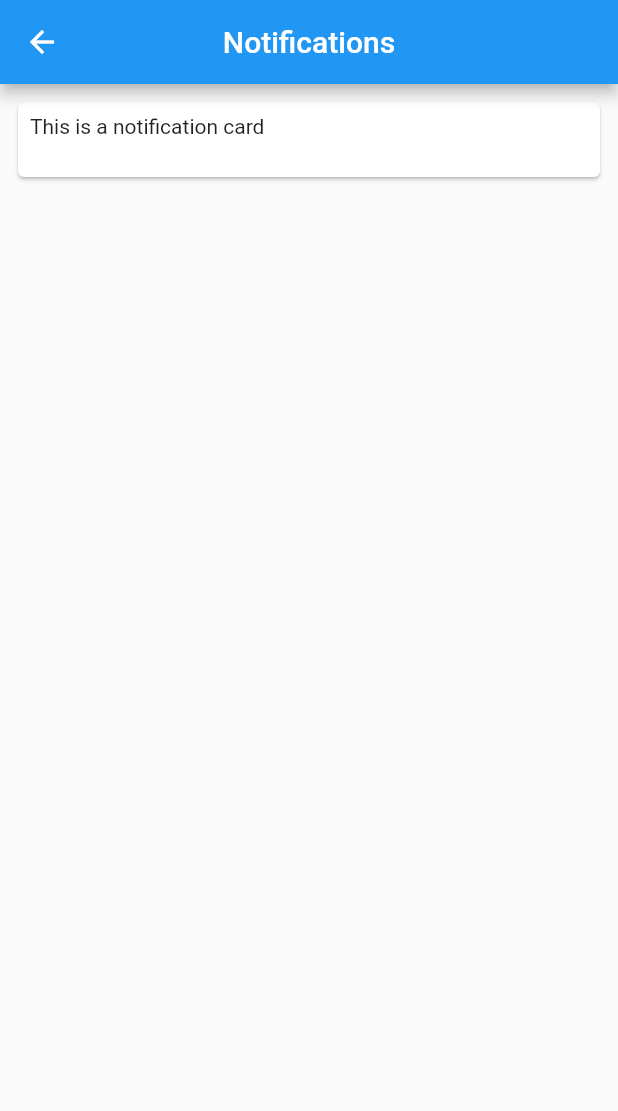
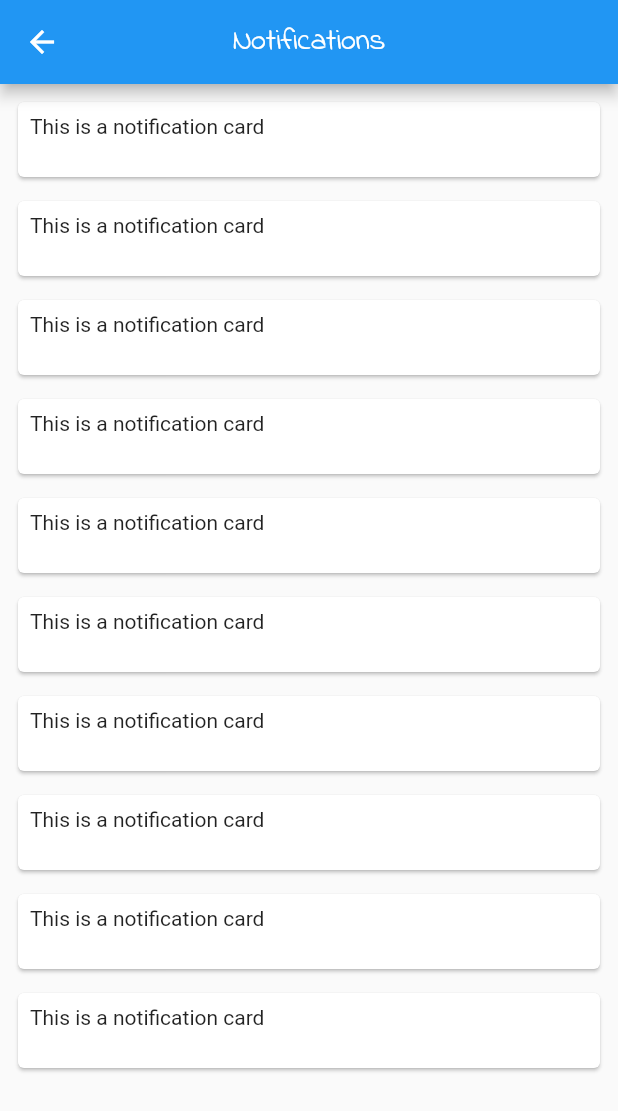
Before and after one commit to wambuguedison/aa-entertainment-app, a Flutter app: the NotificationsPage screen opened by its route, on a phone screen of 412 x 824 dp. Shown: the top 1111 px of the screen. Run offline on Flutter 3.47's test engine with Material 2 defaults, Android fonts, the phone set to English and light mode, and no system bars.

Commit message:
loop for children

```diff
--- a/lib/notifications.dart
+++ b/lib/notifications.dart
@@ -14,11 +14,19 @@ class _NotificationsPageState extends State<NotificationsPage> {
   Widget build(BuildContext context) {
     return Scaffold(
         appBar: AppBar(
-        title: Text("Notifications"),
+          title: Text("Notifications",
+              style: TextStyle(
+                fontFamily: "IndieFlower",
+              )),
           centerTitle: true,
         ),
-      body: Padding(
-          padding: const EdgeInsets.all(8.0),
+        body: Container(
+            child: Column(
+                children: new List.generate(
+                    10,
+                    (index) => Padding(
+                        padding: const EdgeInsets.only(
+                            left: 8.0, right: 8.0, top: 8.0),
                         child: Card(
                             child: InkWell(
                           splashColor: Colors.blue.withAlpha(30),
@@ -33,7 +41,7 @@ class _NotificationsPageState extends State<NotificationsPage> {
                               child: Text('This is a notification card'),
                             ),
                           ),
-          ))),
+                        ))))))
         // This trailing comma makes auto-formatting nicer for build methods.
         );
   }
```
Lines whose indentation alone changed are shown as unchanged.
